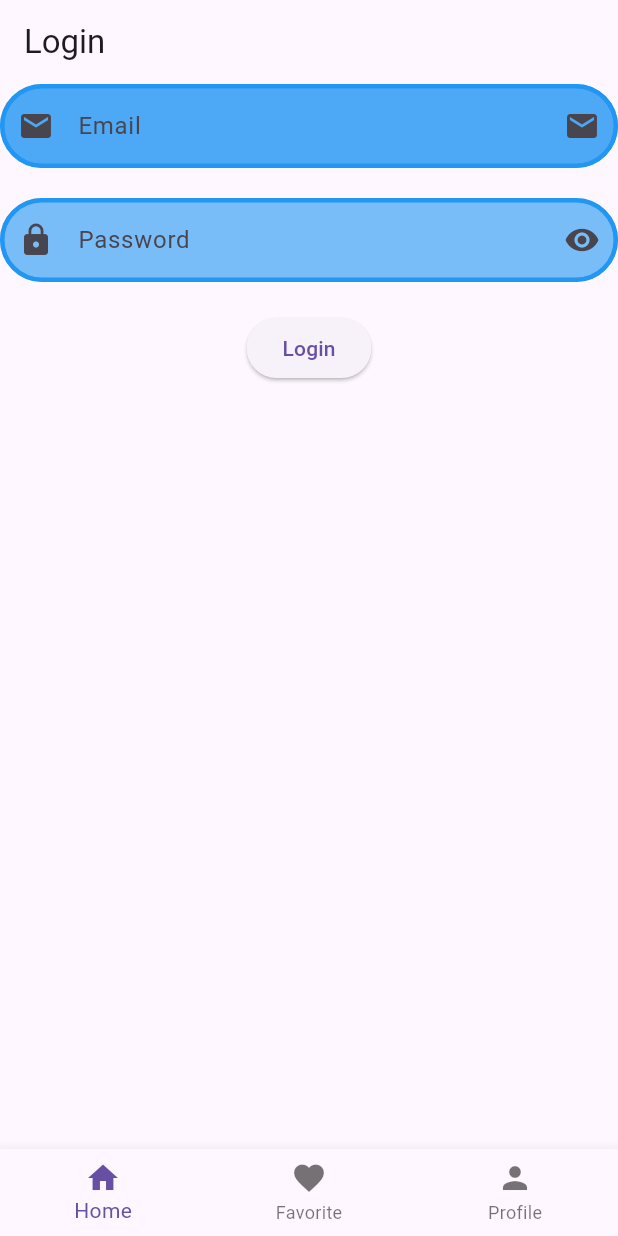
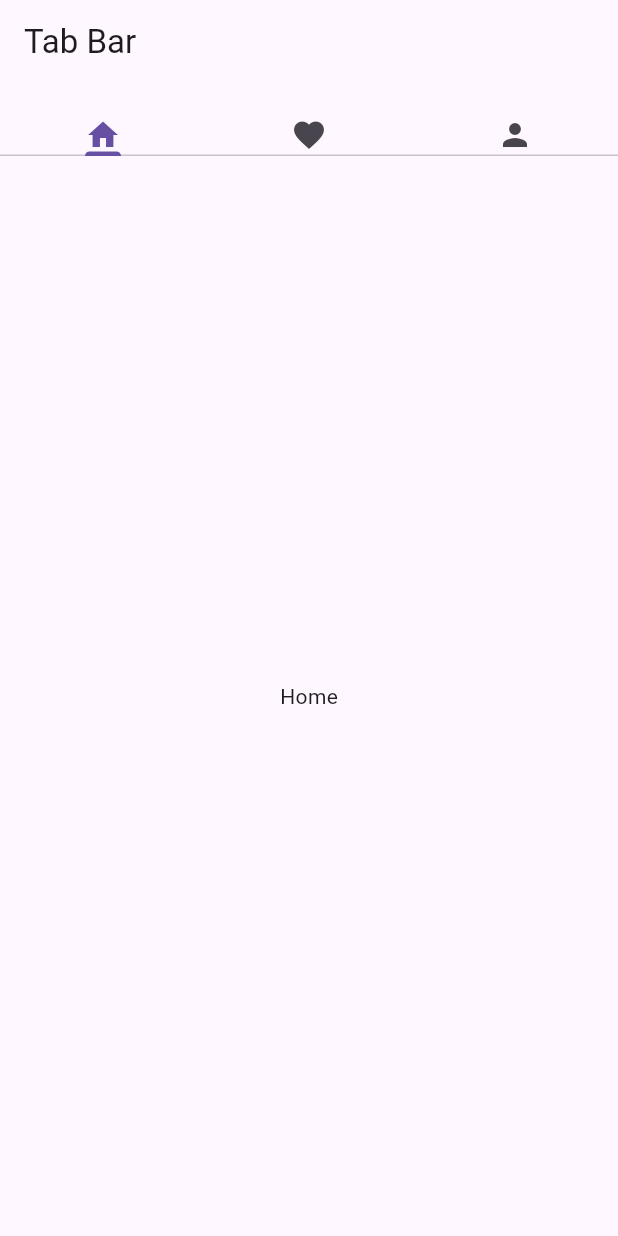
Before and after one commit to MuhammadAliKust/Flutter-B19, a Flutter app: the screen it shows after launch, on a phone screen of 412 x 824 dp. Run offline on Flutter 3.47's test engine with Material 3 defaults, Android fonts, the phone set to English and light mode, and no system bars; our stand-ins replace smooth_page_indicator.

Commit message:
TabBar Done

```diff
--- a/lib/main.dart
+++ b/lib/main.dart
@@ -2,6 +2,7 @@
 import 'package:flutter_b19/asset_image.dart';
 import 'package:flutter_b19/bottom_bar.dart';
 import 'package:flutter_b19/page_view_demo.dart';
+import 'package:flutter_b19/tabbar.dart';
 
 import 'dynamic_list_view.dart';
 import 'grid_view_demo.dart';
@@ -20,7 +21,7 @@
   @override
   Widget build(BuildContext context) {
     return MaterialApp(
-      home: BottomBarDemo(),
+      home: TabbarDemo(),
     );
   }
 }
--- /dev/null
+++ b/lib/tabbar.dart
@@ -0,0 +1,27 @@
+import 'package:flutter/material.dart';
+
+class TabbarDemo extends StatelessWidget {
+  const TabbarDemo({super.key});
+
+  @override
+  Widget build(BuildContext context) {
+    return DefaultTabController(
+      length: 3,
+      child: Scaffold(
+        appBar: AppBar(
+          title: Text("Tab Bar"),
+          bottom: TabBar(tabs: [
+            Icon(Icons.home),
+            Icon(Icons.favorite),
+            Icon(Icons.person),
+          ]),
+        ),
+        body: TabBarView(children: [
+          Center(child: Text("Home"),),
+          Center(child: Text("Favorite"),),
+          Center(child: Text("Profile"),),
+        ]),
+      ),
+    );
+  }
+}
```
